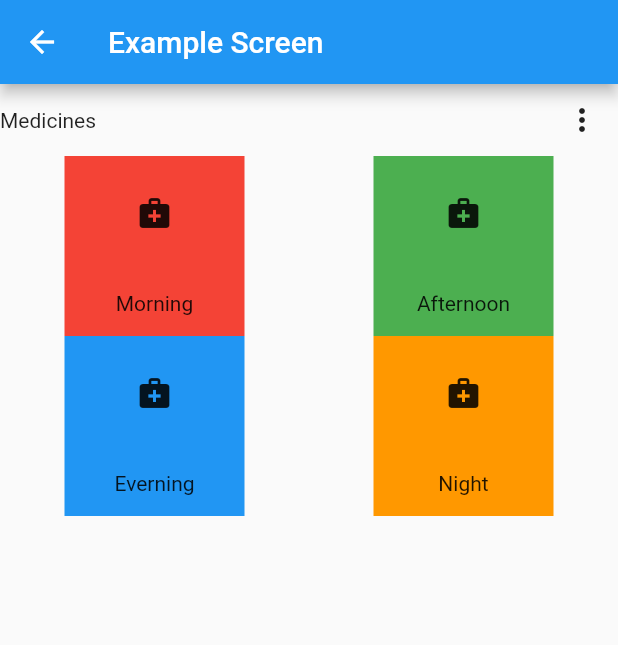
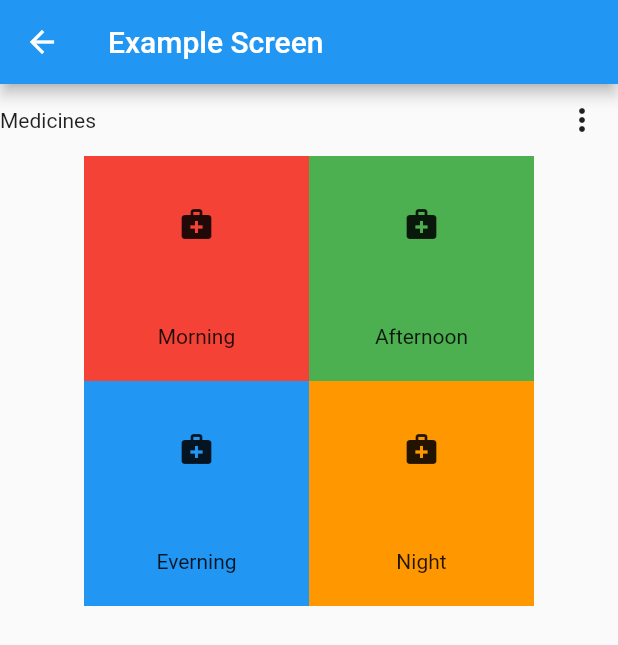
Before and after one commit to Mickuppom/flutter_application_1, a Flutter app: the ExampleScreen screen opened directly, on a phone screen of 412 x 824 dp. Shown: the top 645 px of the screen. Run offline on Flutter 3.47's test engine with Material 2 defaults, Android fonts, the phone set to English and light mode, and no system bars.

Commit message:
Update example_screen.dart

```diff
--- a/lib/screen/example_screen.dart
+++ b/lib/screen/example_screen.dart
@@ -40,6 +40,9 @@ class _ExampleScreenState extends State<ExampleScreen> {
                   ],
                 ),
               ),
+              Row(
+                mainAxisAlignment: MainAxisAlignment.spaceAround,
+                children: [
                   Container(
                     child: Column(
                       mainAxisAlignment: MainAxisAlignment.spaceAround,
@@ -48,11 +51,12 @@ class _ExampleScreenState extends State<ExampleScreen> {
                             mainAxisAlignment: MainAxisAlignment.spaceAround,
                             children: [
                               Container(
-                            width: 120,
-                            height: 120,
+                                width: 150,
+                                height: 150,
                                 color: Colors.red,
                                 child: Column(
-                              mainAxisAlignment: MainAxisAlignment.spaceAround,
+                                  mainAxisAlignment:
+                                      MainAxisAlignment.spaceAround,
                                   children: [
                                     IconButton(
                                       icon: Icon(Icons.medical_services),
@@ -63,11 +67,12 @@ class _ExampleScreenState extends State<ExampleScreen> {
                                 ),
                               ),
                               Container(
-                            width: 120,
-                            height: 120,
+                                width: 150,
+                                height: 150,
                                 color: Colors.green,
                                 child: Column(
-                              mainAxisAlignment: MainAxisAlignment.spaceAround,
+                                  mainAxisAlignment:
+                                      MainAxisAlignment.spaceAround,
                                   children: [
                                     IconButton(
                                       icon: Icon(Icons.medical_services),
@@ -82,11 +87,12 @@ class _ExampleScreenState extends State<ExampleScreen> {
                             mainAxisAlignment: MainAxisAlignment.spaceAround,
                             children: [
                               Container(
-                            width: 120,
-                            height: 120,
+                                width: 150,
+                                height: 150,
                                 color: Colors.blue,
                                 child: Column(
-                              mainAxisAlignment: MainAxisAlignment.spaceAround,
+                                  mainAxisAlignment:
+                                      MainAxisAlignment.spaceAround,
                                   children: [
                                     IconButton(
                                       icon: Icon(Icons.medical_services),
@@ -97,11 +103,12 @@ class _ExampleScreenState extends State<ExampleScreen> {
                                 ),
                               ),
                               Container(
-                            width: 120,
-                            height: 120,
+                                width: 150,
+                                height: 150,
                                 color: Colors.orange,
                                 child: Column(
-                              mainAxisAlignment: MainAxisAlignment.spaceAround,
+                                  mainAxisAlignment:
+                                      MainAxisAlignment.spaceAround,
                                   children: [
                                     IconButton(
                                       icon: Icon(Icons.medical_services),
@@ -117,6 +124,8 @@ class _ExampleScreenState extends State<ExampleScreen> {
                   ),
                 ],
               ),
+            ],
+          ),
         ),
       ),
     );
```
Lines whose indentation alone changed are shown as unchanged.
